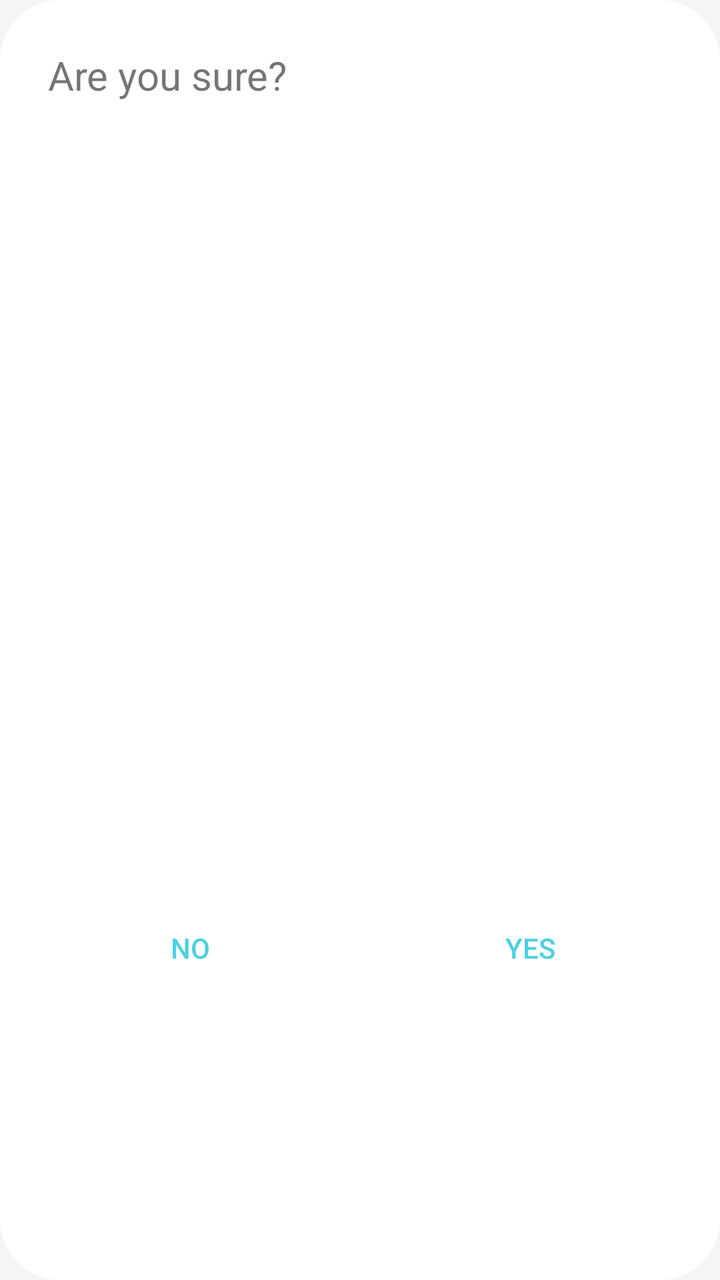
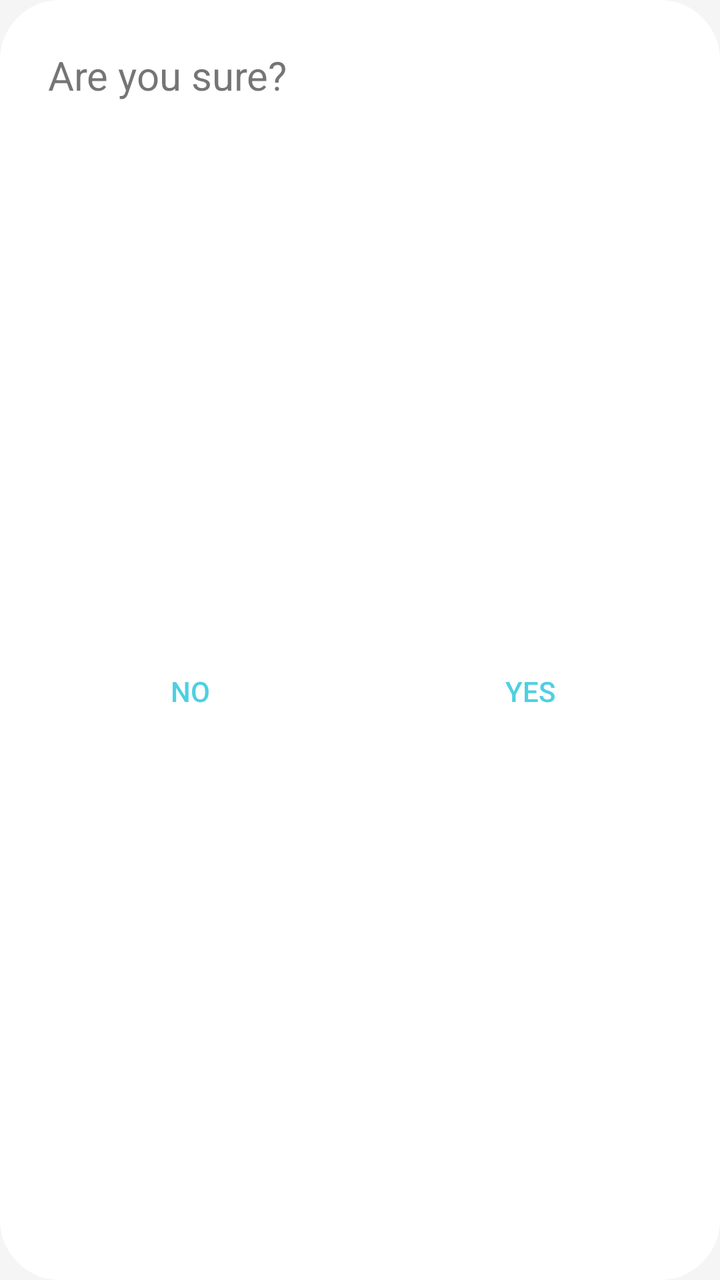

Two renders of the same Android screen: before a commit and after it. Below are the layout's source before the change and the commit's diff.
<!-- AndroidManifest.xml: application theme AppTheme -->
<!-- res/layout/confirm.xml -->
<?xml version="1.0" encoding="utf-8"?>
<LinearLayout xmlns:android="http://schemas.android.com/apk/res/android"
    android:id="@+id/confirm_dialog_layout"
    android:layout_width="@dimen/dialog_width_short"
    android:layout_height="match_parent"
    android:background="@drawable/bg_dialog"
    android:padding="@dimen/activity_horizontal_margin"
    android:orientation="vertical" >
    <TextView
        android:id="@+id/confirm_text"
        android:layout_width="match_parent"
        android:layout_height="0dp"
        android:layout_weight="1"
        android:padding="@dimen/activity_horizontal_margin"
        android:layout_marginRight="@dimen/small_margin"
        android:textSize="20sp"
        android:breakStrategy="simple"
        android:text="@string/are_you_sure" />

    <LinearLayout
        android:layout_width="match_parent"
        android:layout_height="0dp"
        android:layout_weight="1"
        android:orientation="horizontal">
        <Button
            android:id="@+id/no_btn"
            android:layout_width="0dp"
            android:layout_height="match_parent"
            android:layout_weight="1"
            android:padding="@dimen/activity_horizontal_margin"
            android:layout_marginRight="@dimen/small_margin"
            style="?android:attr/borderlessButtonStyle"
            android:text="No" />

        <Button
            android:id="@+id/yes_btn"
            android:layout_width="0dp"
            android:layout_height="match_parent"
            android:layout_weight="1"
            android:padding="@dimen/activity_horizontal_margin"
            style="?android:attr/borderlessButtonStyle"
            android:text="Yes" />
    </LinearLayout>
</LinearLayout>
<!-- resources referenced by this layout -->
<resources>
  <dimen name="activity_horizontal_margin">12dp</dimen>
  <dimen name="dialog_width_short">240dp</dimen>
  <dimen name="small_margin">4dp</dimen>
  <!-- drawable bg_dialog (drawable) -->
  <?xml version="1.0" encoding="utf-8"?>
  <shape xmlns:android="http://schemas.android.com/apk/res/android">
      <solid
          android:color="#ffffffff"/>
      <corners
          android:radius="@dimen/dialog_radius" />
  </shape>
  <string name="are_you_sure">Are you sure?</string>
  <style name="AppTheme" parent="BaseTheme">
      </style>
  <dimen name="dialog_radius">30dp</dimen>
  <style name="BaseTheme" parent="Theme.AppCompat.Light">
          <item name="colorPrimary">@color/colorPrimary</item>
          <item name="colorPrimaryDark">@color/colorPrimaryDark</item> 
          <item name="colorAccent">@color/colorAccent</item> 
  
          <item name="android:colorBackground">@color/colorBackground</item> 
          <item name="android:windowBackground">@color/colorBackground</item> 
          <item name="android:itemBackground">@color/colorPrimary</item> 
          <item name="android:colorForeground">@color/colorForeground</item>
  
          <item name="android:textColorPrimary">@color/colorSecondary</item> 
          
          <item name="android:textColorSecondary">@color/colorSecondary</item> 
          
          
          
          
          
          
          
          <item name="android:textColorHighlight">@color/colorPrimary</item>
          <item name="android:textColorLink">@color/colorSecondary</item>
  
          <item name="android:actionOverflowButtonStyle">@style/Overflow</item>
  
          <item name="editTextStyle">@style/EditText</item>
      </style>
  <color name="colorPrimary">#ffffffff</color>
  <color name="colorPrimaryDark">#ffc7c7c7</color>
  <color name="colorAccent">#ffb4ffff</color>
  <color name="colorBackground">#fff5f5f5</color>
  <color name="colorForeground">@color/colorPrimary</color>
  <color name="colorSecondary">#ff4DD0E1</color>
  <style name="Overflow" parent="@style/Widget.AppCompat.Light.ActionButton.Overflow">
          <item name="android:src">@drawable/ic_more_vert_24dp</item>
      </style>
  <style name="EditText" parent="@style/Widget.AppCompat.EditText">
          <item name="android:textColor">@color/colorEditText</item>
      </style>
  <!-- drawable ic_more_vert_24dp (drawable) -->
  <vector xmlns:android="http://schemas.android.com/apk/res/android"
          android:width="24dp"
          android:height="24dp"
          android:viewportWidth="24.0"
          android:viewportHeight="24.0">
      <path
          android:fillColor="#ffc7c7c7"
          android:pathData="M12,8c1.1,0 2,-0.9 2,-2s-0.9,-2 -2,-2 -2,0.9 -2,2 0.9,2 2,2zM12,10c-1.1,0 -2,0.9 -2,2s0.9,2 2,2 2,-0.9 2,-2 -0.9,-2 -2,-2zM12,16c-1.1,0 -2,0.9 -2,2s0.9,2 2,2 2,-0.9 2,-2 -0.9,-2 -2,-2z"/>
  </vector>
  <color name="colorEditText">#8a000000</color>
</resources>

<!-- the commit's change to res/layout/confirm.xml (unified diff, before → after) -->
@@ -9,8 +9,7 @@
     <TextView
         android:id="@+id/confirm_text"
         android:layout_width="match_parent"
-        android:layout_height="0dp"
-        android:layout_weight="1"
+        android:layout_height="wrap_content"
         android:padding="@dimen/activity_horizontal_margin"
         android:layout_marginRight="@dimen/small_margin"
         android:textSize="20sp"
